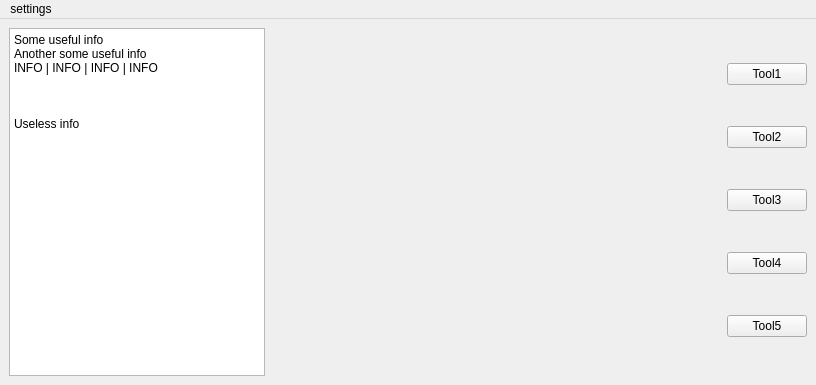
The window that mainwindow.ui (roazanas/cpp_creative_designerAWS) describes before a commit, drawn with Qt 5.
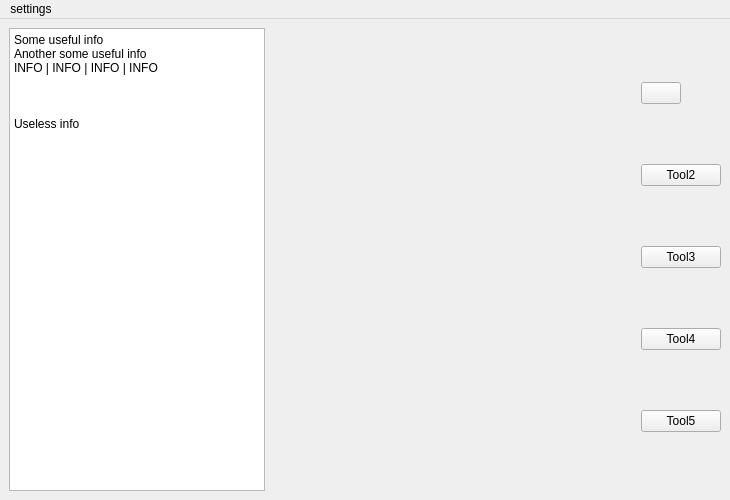
The same window after the commit. Icons and pictures are not drawn.

Diff of the .ui file:
```diff
--- a/mainwindow.ui
+++ b/mainwindow.ui
@@ -6,8 +6,8 @@
    <rect>
     <x>0</x>
     <y>0</y>
-    <width>816</width>
-    <height>385</height>
+    <width>730</width>
+    <height>500</height>
    </rect>
   </property>
   <property name="maximumSize">
@@ -61,24 +61,42 @@
         <verstretch>0</verstretch>
        </sizepolicy>
       </property>
+      <property name="cursor">
+       <cursorShape>CrossCursor</cursorShape>
+      </property>
+      <property name="layoutDirection">
+       <enum>Qt::LeftToRight</enum>
+      </property>
+      <property name="frameShape">
+       <enum>QFrame::NoFrame</enum>
+      </property>
+      <property name="frameShadow">
+       <enum>QFrame::Plain</enum>
+      </property>
+      <property name="midLineWidth">
+       <number>5</number>
+      </property>
       <property name="text">
        <string/>
       </property>
-      <property name="pixmap">
-       <pixmap>res/stub.jpg</pixmap>
+      <property name="textFormat">
+       <enum>Qt::AutoText</enum>
       </property>
       <property name="scaledContents">
-       <bool>true</bool>
+       <bool>false</bool>
+      </property>
+      <property name="wordWrap">
+       <bool>false</bool>
       </property>
      </widget>
     </item>
     <item>
-     <layout class="QVBoxLayout" name="verticalLayout">
+     <layout class="QGridLayout" name="gridLayout">
       <property name="leftMargin">
        <number>0</number>
       </property>
-      <item>
-       <widget class="QPushButton" name="pushButton">
+      <item row="3" column="0">
+       <widget class="QPushButton" name="pushButton_4">
         <property name="sizePolicy">
          <sizepolicy hsizetype="Fixed" vsizetype="Fixed">
           <horstretch>0</horstretch>
@@ -86,11 +104,11 @@
          </sizepolicy>
         </property>
         <property name="text">
-         <string>Tool1</string>
+         <string>Tool4</string>
         </property>
        </widget>
       </item>
-      <item>
+      <item row="1" column="0">
        <widget class="QPushButton" name="pushButton_2">
         <property name="sizePolicy">
          <sizepolicy hsizetype="Fixed" vsizetype="Fixed">
@@ -103,7 +121,33 @@
         </property>
        </widget>
       </item>
-      <item>
+      <item row="0" column="0">
+       <widget class="QPushButton" name="pushButton">
+        <property name="sizePolicy">
+         <sizepolicy hsizetype="Fixed" vsizetype="Fixed">
+          <horstretch>0</horstretch>
+          <verstretch>0</verstretch>
+         </sizepolicy>
+        </property>
+        <property name="text">
+         <string/>
+        </property>
+        <property name="icon">
+         <iconset>
+          <normaloff>build/Desktop_Qt_6_7_0_MinGW_64_bit-Debug/res/icon.svg</normaloff>build/Desktop_Qt_6_7_0_MinGW_64_bit-Debug/res/icon.svg</iconset>
+        </property>
+        <property name="iconSize">
+         <size>
+          <width>100</width>
+          <height>100</height>
+         </size>
+        </property>
+        <property name="checkable">
+         <bool>true</bool>
+        </property>
+       </widget>
+      </item>
+      <item row="2" column="0">
        <widget class="QPushButton" name="pushButton_3">
         <property name="sizePolicy">
          <sizepolicy hsizetype="Fixed" vsizetype="Fixed">
@@ -116,20 +160,7 @@
         </property>
        </widget>
       </item>
-      <item>
-       <widget class="QPushButton" name="pushButton_4">
-        <property name="sizePolicy">
-         <sizepolicy hsizetype="Fixed" vsizetype="Fixed">
-          <horstretch>0</horstretch>
-          <verstretch>0</verstretch>
-         </sizepolicy>
-        </property>
-        <property name="text">
-         <string>Tool4</string>
-        </property>
-       </widget>
-      </item>
-      <item>
+      <item row="4" column="0">
        <widget class="QPushButton" name="pushButton_5">
         <property name="sizePolicy">
          <sizepolicy hsizetype="Fixed" vsizetype="Fixed">
@@ -151,8 +182,8 @@
     <rect>
      <x>0</x>
      <y>0</y>
-     <width>816</width>
-     <height>25</height>
+     <width>730</width>
+     <height>21</height>
     </rect>
    </property>
    <widget class="QMenu" name="menuSettings">
```
